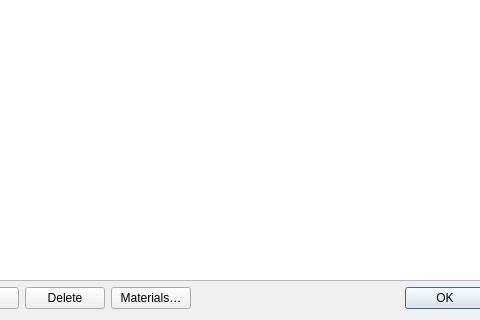
First picture: the form in static_libs/tooldatabase/tooldatabase.ui, repository 4ygeca/GERBER_X3, before the edit; both pictures show x 244 to 724 and y 292 to 612 of the 826 by 612 pixel window.
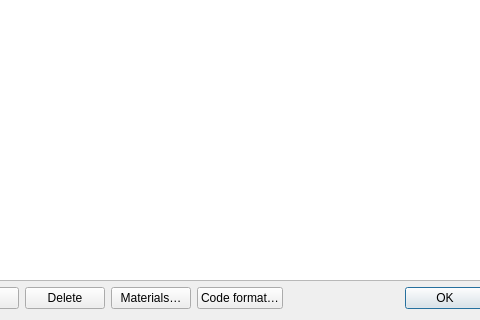
Second picture: the form after the edit. Custom widgets are drawn as their Qt base class.

Commit message: tooldatabase: окно «Формат кода…» в базе инструментов

The edit to the form file:
```diff
--- a/static_libs/tooldatabase/tooldatabase.ui
+++ b/static_libs/tooldatabase/tooldatabase.ui
@@ -67,6 +67,16 @@
        </property>
       </widget>
      </item>
+     <item>
+      <widget class="QPushButton" name="pbCodeFormat">
+       <property name="toolTip">
+        <string>Patterns of the automatic tool codes</string>
+       </property>
+       <property name="text">
+        <string>Code format…</string>
+       </property>
+      </widget>
+     </item>
      <item>
       <widget class="QDialogButtonBox" name="buttonBox">
        <property name="standardButtons">
```
The commit also changes 6 other files.
